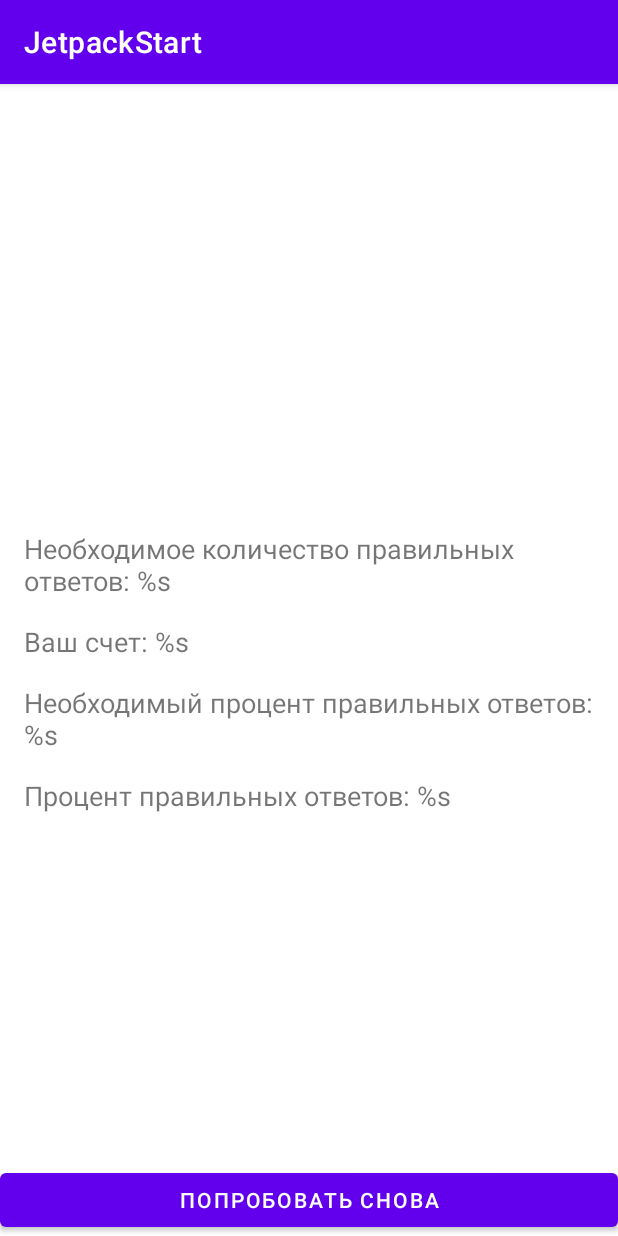
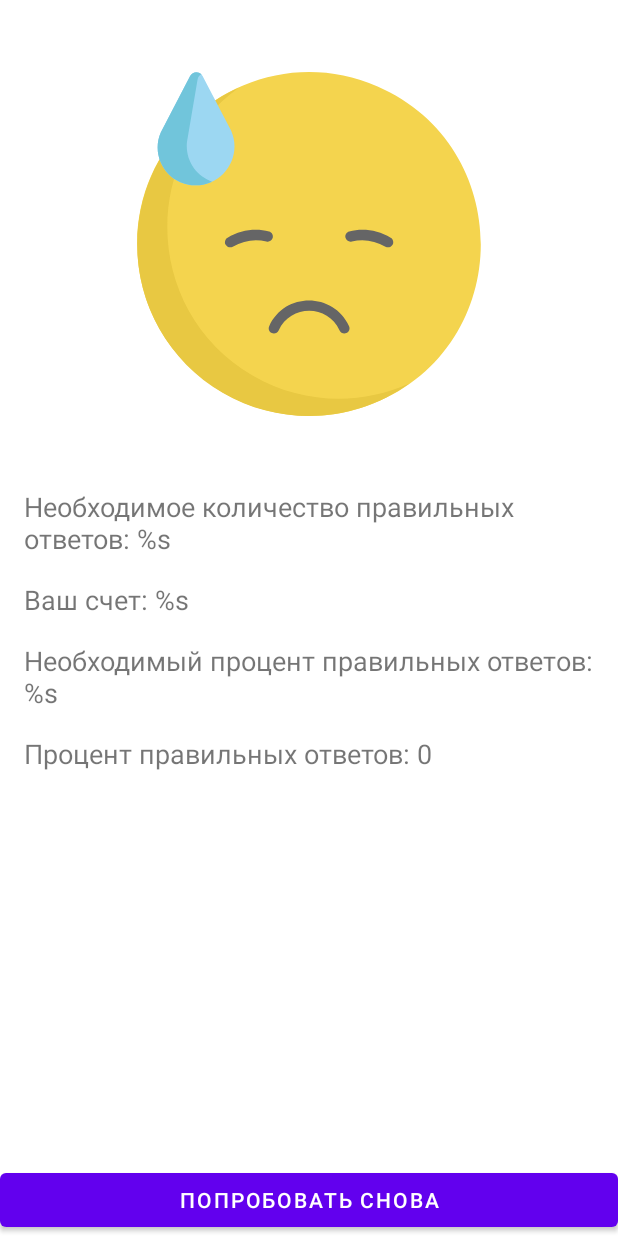
Before and after one commit to IPisarev/Composition, an Android app: the fragment GameFinishedFragment shown on its own in the app's theme, on a phone screen of 412 x 824 dp. Run offline under Robolectric (Android 15) with nearby library versions, the phone set to English and light mode, and no system bars; 8 statements that could not run were skipped.

Commit message:
GameFragment.kt implementation

```diff
--- a/app/src/main/AndroidManifest.xml
+++ b/app/src/main/AndroidManifest.xml
@@ -14,6 +14,7 @@
         tools:targetApi="31">
         <activity
             android:name=".presentation.MainActivity"
+            android:screenOrientation="portrait"
             android:exported="true">
             <intent-filter>
                 <action android:name="android.intent.action.MAIN" />
--- a/app/src/main/java/ru/pisarev/composition/presentation/GameFinishedFragment.kt
+++ b/app/src/main/java/ru/pisarev/composition/presentation/GameFinishedFragment.kt
@@ -36,15 +36,53 @@ class GameFinishedFragment : Fragment() {
             viewLifecycleOwner,
             OnBackPressedCallbackListener()
         )
-
         binding.buttonRetry.setOnClickListener {
             retryGame()
         }
+        bindViews()
     }
 
     override fun onDestroyView() {
         super.onDestroyView()
         _binding=null
+    }
+
+    private fun bindViews() {
+        with(binding) {
+            emojiResult.setImageResource(getSmileResId())
+            tvRequiredAnswers.text = String.format(
+                getString(R.string.required_score),
+                gameResult.gameSettings.minCountOfRightAnswer
+            )
+            tvScoreAnswers.text = String.format(
+                getString(R.string.score_answers),
+                gameResult.countOfrightAnswer
+            )
+            tvRequiredPercentage.text = String.format(
+                getString(R.string.required_percentage),
+                gameResult.gameSettings.minPercentOfRightAnswer
+            )
+            tvScorePercentage.text = String.format(
+                getString(R.string.score_percentage),
+                getPercentOfRightAnswers()
+            )
+        }
+    }
+
+    private fun getSmileResId(): Int {
+        return if (gameResult.winner) {
+            R.drawable.ic_smile
+        } else {
+            R.drawable.ic_sad
+        }
+    }
+
+    private fun getPercentOfRightAnswers() = with(gameResult) {
+        if (countOfQuestions == 0) {
+            0
+        } else {
+            ((countOfrightAnswer / countOfQuestions.toDouble()) * 100).toInt()
+        }
     }
 
     private fun parsArgs() {
@@ -68,7 +106,7 @@ class GameFinishedFragment : Fragment() {
 
 
     companion object {
-        private const val KEY_GAME_RESULT = "ru.pisarev.composition.game_result"
+        private const val KEY_GAME_RESULT = "game_result"
 
         fun newInstance(gameResult: GameResult): GameFinishedFragment{
             return GameFinishedFragment().apply {
--- a/app/src/main/java/ru/pisarev/composition/presentation/GameViewModel.kt
+++ b/app/src/main/java/ru/pisarev/composition/presentation/GameViewModel.kt
@@ -65,8 +65,9 @@ class GameViewModel(application: Application) : AndroidViewModel(application) {
 
     fun startGame(level: Level) {
         getGameSettings(level)
+        startTimer()
         generateQuestion()
-        startTimer()
+        updatePercent()
     }
 
     fun chooseAnswer(number: Int) {
@@ -96,6 +97,9 @@ class GameViewModel(application: Application) : AndroidViewModel(application) {
     }
 
     private fun calculatePercentRightAnswers(): Int {
+        if (countQuestions == 0) {
+            return 0
+        }
         return ((countRightAnswers * 100) / countQuestions.toDouble()).toInt()
     }
 
--- a/app/src/main/res/values-night/themes.xml
+++ b/app/src/main/res/values-night/themes.xml
@@ -1,6 +1,6 @@
 <resources xmlns:tools="http://schemas.android.com/tools">
     <!-- Base application theme. -->
-    <style name="Theme.Composition" parent="Theme.MaterialComponents.DayNight.DarkActionBar">
+    <style name="Theme.Composition" parent="Theme.MaterialComponents.DayNight.NoActionBar">
         <!-- Primary brand color. -->
         <item name="colorPrimary">@color/purple_200</item>
         <item name="colorPrimaryVariant">@color/purple_700</item>
--- a/app/src/main/res/values/themes.xml
+++ b/app/src/main/res/values/themes.xml
@@ -1,6 +1,6 @@
 <resources xmlns:tools="http://schemas.android.com/tools">
     <!-- Base application theme. -->
-    <style name="Theme.Composition" parent="Theme.MaterialComponents.DayNight.DarkActionBar">
+    <style name="Theme.Composition" parent="Theme.MaterialComponents.DayNight.NoActionBar">
         <!-- Primary brand color. -->
         <item name="colorPrimary">@color/purple_500</item>
         <item name="colorPrimaryVariant">@color/purple_700</item>
```
Also changed, not shown: app/src/main/java/ru/pisarev/composition/data/GameRepositoryImpl.kt (+10 -8 lines), app/src/main/java/ru/pisarev/composition/presentation/GameFragment.kt (+80 -2 lines).
